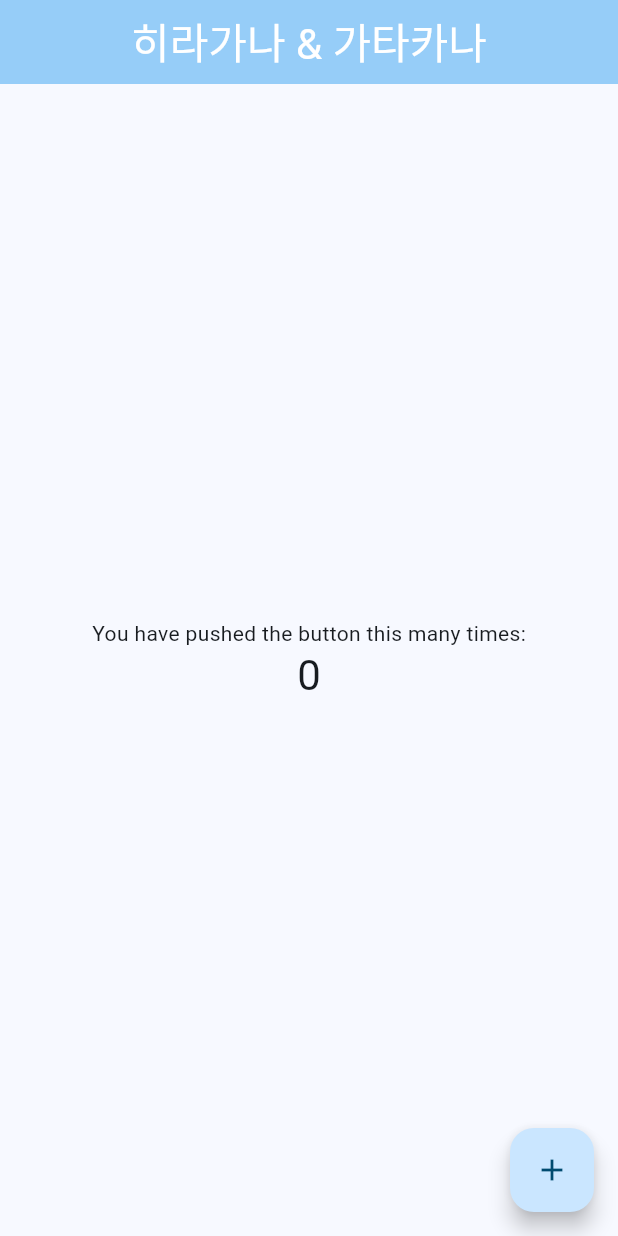
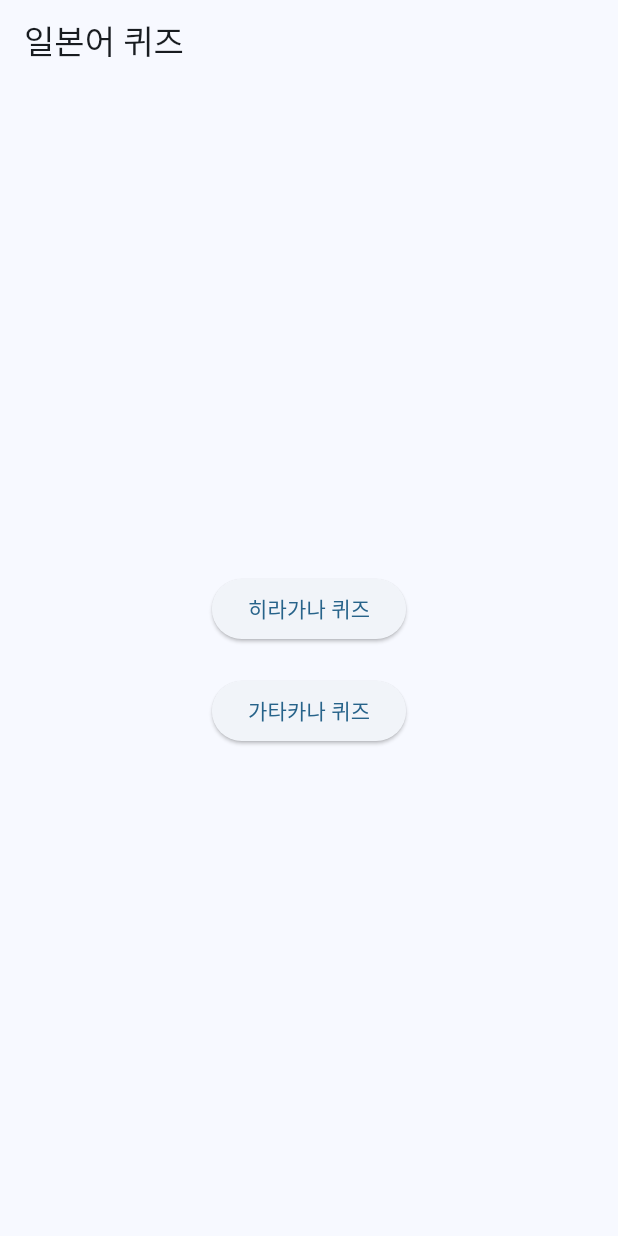
Before and after one commit to M1NiDRAG0N/Hika-flutter, a Flutter app: the screen it shows after launch, on a phone screen of 412 x 824 dp. Run offline on Flutter 3.47's test engine with Material 3 defaults, Android fonts, the phone set to English and light mode, and no system bars.

```diff
--- a/lib/main.dart
+++ b/lib/main.dart
@@ -1,4 +1,5 @@
 import 'package:flutter/material.dart';
+import 'view/mainComponent.dart';
 
 void main() {
   runApp(const MyApp());
@@ -15,57 +16,7 @@ class MyApp extends StatelessWidget {
       theme: ThemeData(
         colorScheme: ColorScheme.fromSeed(seedColor: Colors.lightBlue),
       ),
-      home: const MyHomePage(
-        title: '히라가나 & 가타카나'
-        ,
-      ),
+      home: const HomePage(),
     );
   }
 }
-
-class MyHomePage extends StatefulWidget {
-  const MyHomePage({super.key, required this.title});
-  final String title;
-
-  @override
-  State<MyHomePage> createState() => _MyHomePageState();
-}
-
-class _MyHomePageState extends State<MyHomePage> {
-  int _counter = 0;
-
-  void _incrementCounter() {
-    setState(() {
-      _counter++;
-    });
-  }
-
-  @override
-  Widget build(BuildContext context) {
-    return Scaffold(
-      appBar: AppBar(
-        backgroundColor: Theme.of(context).colorScheme.inversePrimary,
-        title: Text(widget.title),
-        centerTitle: true,
-        titleTextStyle: TextStyle(fontSize: 28, color: Colors.white),
-      ),
-      body: Center(
-        child: Column(
-          mainAxisAlignment: MainAxisAlignment.center,
-          children: <Widget>[
-            const Text('You have pushed the button this many times:'),
-            Text(
-              '$_counter',
-              style: Theme.of(context).textTheme.headlineMedium,
-            ),
-          ],
-        ),
-      ),
-      floatingActionButton: FloatingActionButton(
-        onPressed: _incrementCounter,
-        tooltip: 'Increment',
-        child: const Icon(Icons.add),
-      ), // This trailing comma makes auto-formatting nicer for build methods.
-    );
-  }
-}
--- /dev/null
+++ b/lib/view/mainComponent.dart
@@ -0,0 +1,50 @@
+import 'package:flutter/material.dart';
+import 'setting.dart';
+// import 'data.dart';
+
+class HomePage extends StatelessWidget {
+  const HomePage({super.key});
+
+  @override
+  Widget build(BuildContext context) {
+    return Scaffold(
+      appBar: AppBar(title: const Text("일본어 퀴즈")),
+      body: Center(
+        child: Column(
+          mainAxisAlignment: MainAxisAlignment.center,
+          children: [
+            ElevatedButton(
+              child: const Text("히라가나 퀴즈"),
+              onPressed: () {
+                Navigator.push(
+                  context,
+                  MaterialPageRoute(
+                    builder: (_) => SettingPage(
+                      kanaMap: {},
+                      title: "히라가나",
+                    ),
+                  ),
+                );
+              },
+            ),
+            const SizedBox(height: 20),
+            ElevatedButton(
+              child: const Text("가타카나 퀴즈"),
+              onPressed: () {
+                Navigator.push(
+                  context,
+                  MaterialPageRoute(
+                    builder: (_) => SettingPage(
+                      kanaMap: {},
+                      title: "가타카나",
+                    ),
+                  ),
+                );
+              },
+            ),
+          ],
+        ),
+      ),
+    );
+  }
+}
```
Also changed, not shown: lib/view/quiz.dart (added, +137 -0 lines), lib/view/result.dart (added, +30 -0 lines), lib/view/setting.dart (added, +79 -0 lines), 2 other files.
